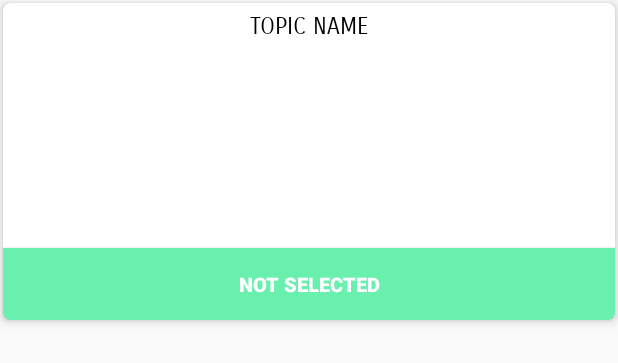
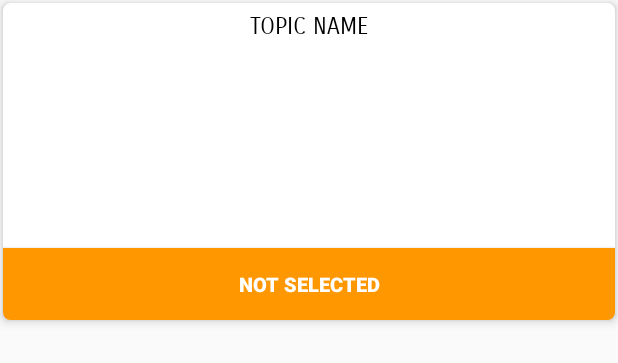
Before and after one commit to robillo/ZailetApp, an Android app: the layout row_topic.xml on its own in the app's theme, with its tools: preview values and no code run, on a phone screen of 412 x 824 dp. Shown: the top 363 px of the screen. Run offline under Robolectric (Android 15) with nearby library versions, the phone set to English and light mode, and no system bars.

Commit message:
App theme colors change

```diff
--- a/app/src/main/res/layout/row_topic.xml
+++ b/app/src/main/res/layout/row_topic.xml
@@ -15,13 +15,13 @@
     <LinearLayout
         android:id="@+id/ll"
         android:layout_width="match_parent"
-        android:layout_height="wrap_content"
+        android:layout_height="match_parent"
         android:orientation="vertical">
 
         <TextView
             android:id="@+id/topic"
             android:layout_width="match_parent"
-            android:layout_height="match_parent"
+            android:layout_height="wrap_content"
             android:fontFamily="sans-serif-smallcaps"
             android:padding="6sp"
             android:textSize="15sp"
@@ -53,14 +53,15 @@
 
         <Button
             android:layout_width="match_parent"
-            android:layout_height="wrap_content"
+            android:layout_height="match_parent"
             android:text="@string/not_selected"
             android:textStyle="bold"
             android:id="@+id/select"
             android:textSize="13sp"
             android:textColor="@color/white"
-            android:layout_gravity="center_horizontal"
-            android:background="@color/colorAccent" />
+            android:layout_gravity="bottom"
+            android:gravity="center"
+            android:background="@color/colorPrimary" />
 
     </LinearLayout>
 
--- a/app/src/main/res/values/colors.xml
+++ b/app/src/main/res/values/colors.xml
@@ -1,8 +1,8 @@
 <?xml version="1.0" encoding="utf-8"?>
 <resources>
     <color name="colorPrimary">#FF9800</color>
-    <color name="colorPrimaryDark">#E65100</color>
-    <color name="colorAccent">#69F0AE</color>
+    <color name="colorPrimaryDark">#BF360C</color>
+    <color name="colorAccent">#FF3D00</color>
     <color name="white">#FFFFFF</color>
     <color name="black">#000000</color>
 </resources>
```
